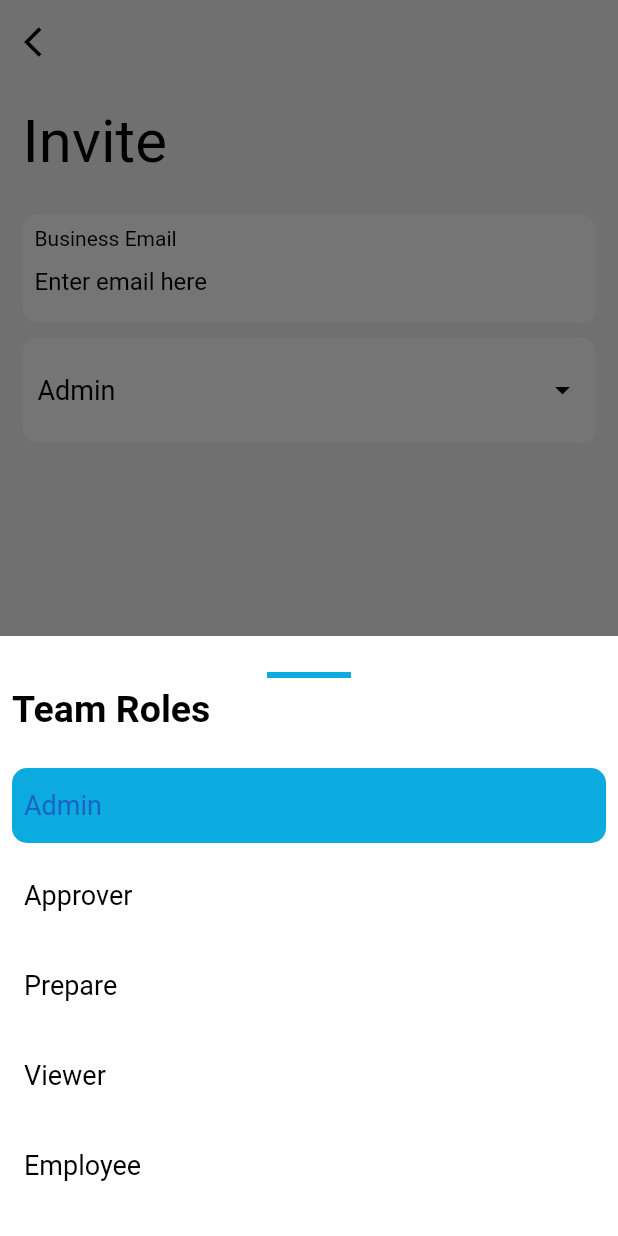
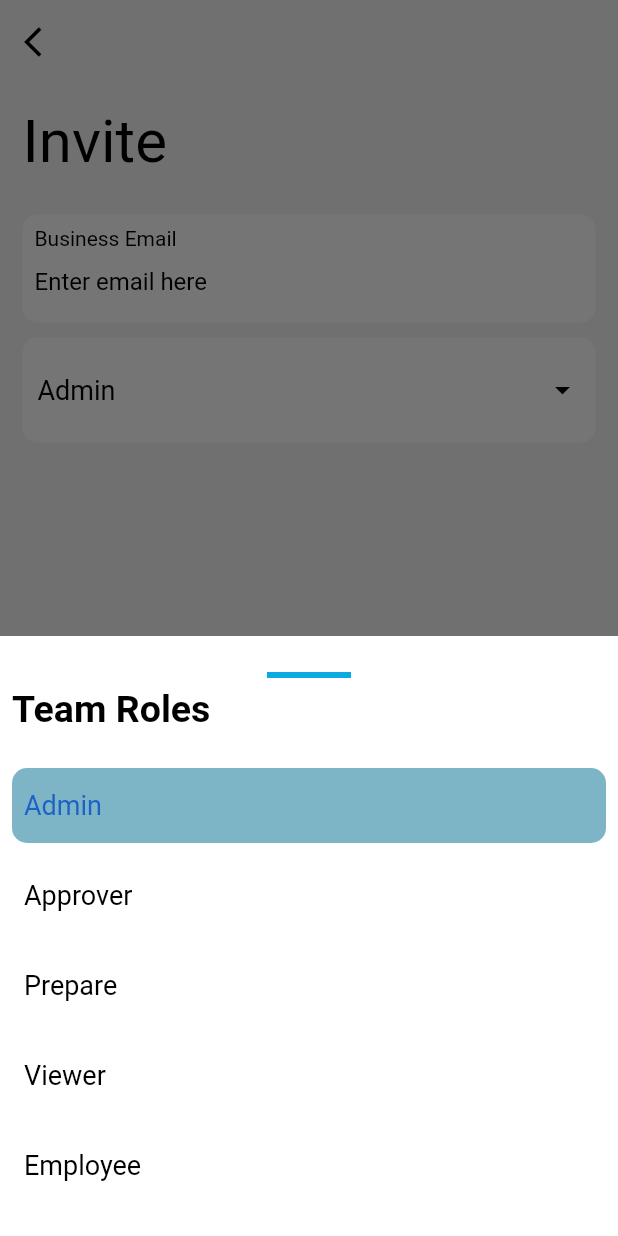
Before and after one commit to muhammedSalihT/marlo_task, a Flutter app: the InvitePeopleScreen screen opened directly, after a tap on "Admin", on a phone screen of 412 x 824 dp. Run offline on Flutter 3.47's test engine with Material 2 defaults, Android fonts, the phone set to English and light mode, and no system bars; our stand-ins replace fluttertoast, get; missing offline and left inert: iconify_flutter; network calls fail.

Commit message:
color added

```diff
--- a/lib/app/constants/color_const.dart
+++ b/lib/app/constants/color_const.dart
@@ -6,7 +6,7 @@ Color lightBlue = const Color(0xff0CABDF);
 Color grey = const Color(0xff75808A);
 Color darkBlue = const Color(0xff1A62C6);
 Color darkCream = const Color(0xffAC816E);
-Color skyBlue = const Color(0xff0CABDF);
+Color skyBlue = const Color.fromARGB(255, 125, 181, 199);
 Color scaffoldWhite = Colors.grey[100]!;
 Color dark = Colors.black;
 Color textFiledColor = const Color(0xffE9EEF0);
```
